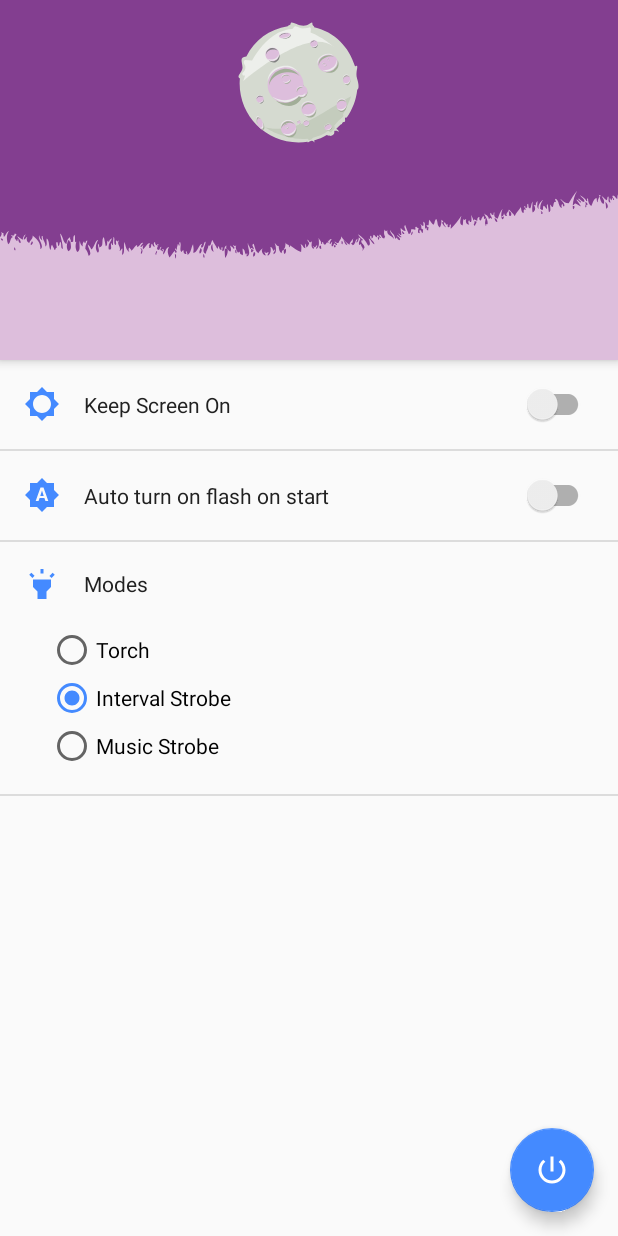
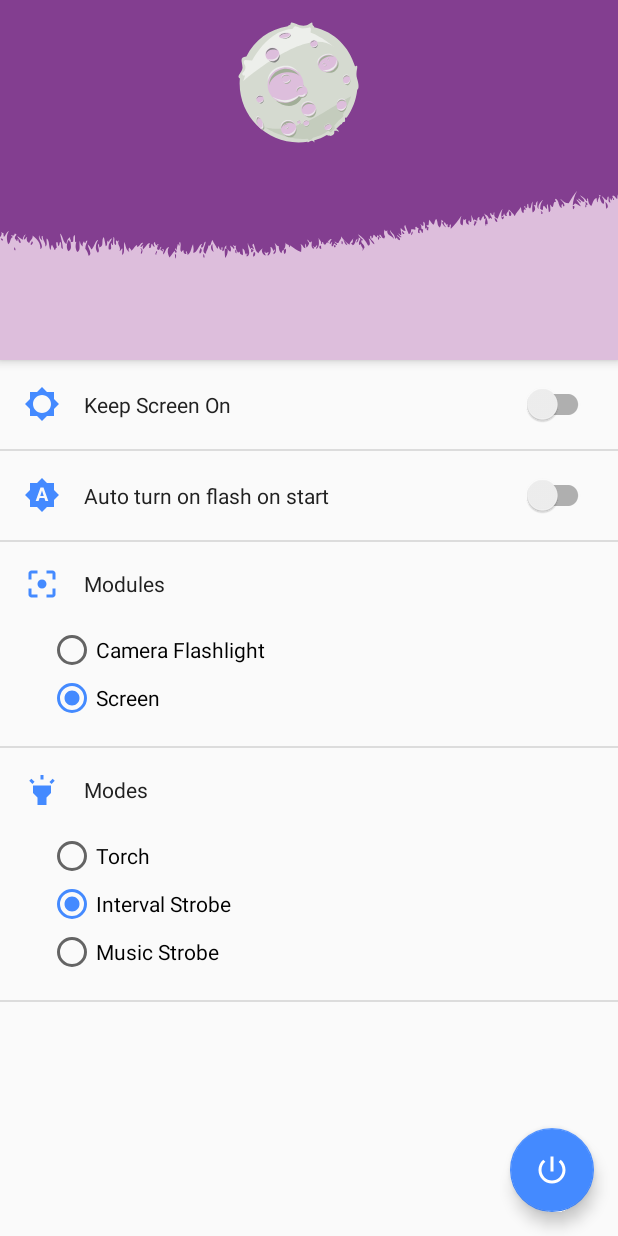
Before and after one commit to garmax1/material-flashlight, an Android app: the screen it shows after launch (MainActivity), on a phone screen of 412 x 824 dp. Run offline under Robolectric (Android 15) with nearby library versions, the phone set to English and light mode, and no system bars; our stand-ins replace ButterKnife, Dagger/Hilt's generated code, Timber; 31 statements that could not run were skipped.

Commit message:
- Added modules in UI - Some fixes

```diff
--- a/app/src/main/AndroidManifest.xml
+++ b/app/src/main/AndroidManifest.xml
@@ -4,7 +4,6 @@
 
     <uses-permission android:name="android.permission.CAMERA" />
     <uses-permission android:name="android.permission.FLASHLIGHT"/>
-    <uses-permission android:name="android.permission.INTERNET" />
     <uses-permission android:name="android.permission.RECORD_AUDIO" />
 
     <uses-feature android:name="android.hardware.camera"/>
@@ -22,7 +21,7 @@
             android:name=".ui.MainActivity"
             android:label="@string/app_name"
             android:theme="@style/AppTheme.NoActionBar"
-            android:launchMode="singleInstance"
+            android:launchMode="singleTop"
             android:screenOrientation="sensorPortrait">
             <intent-filter>
                 <action android:name="android.intent.action.MAIN" />
--- a/app/src/main/kotlin/co/garmax/materialflashlight/Preferences.kt
+++ b/app/src/main/kotlin/co/garmax/materialflashlight/Preferences.kt
@@ -3,7 +3,8 @@ package co.garmax.materialflashlight
 import android.content.Context
 import android.content.SharedPreferences
 import android.preference.PreferenceManager
-import co.garmax.materialflashlight.modes.ModeService
+import co.garmax.materialflashlight.modes.ModeBase
+import co.garmax.materialflashlight.modules.ModuleBase
 
 class Preferences(internal var mContext: Context) {
 
@@ -21,13 +22,18 @@ class Preferences(internal var mContext: Context) {
         get() = mSharedPreferences.getBoolean(AUTO_TURN_ON, false)
         set(enabled) = mSharedPreferences.edit().putBoolean(AUTO_TURN_ON, enabled).apply()
 
-    var lightMode: Int
-        get() = mSharedPreferences.getInt(LIGHT_MODE, ModeService.MODE_TORCH)
-        set(mode) = mSharedPreferences.edit().putInt(LIGHT_MODE, mode).apply()
+    var mode: Int
+        get() = mSharedPreferences.getInt(MODE, ModeBase.MODE_TORCH)
+        set(mode) = mSharedPreferences.edit().putInt(MODE, mode).apply()
+
+    var module: Int
+        get() = mSharedPreferences.getInt(MODULE, ModuleBase.MODULE_CAMERA_FLASHLIGHT)
+        set(mode) = mSharedPreferences.edit().putInt(MODULE, mode).apply()
 
     companion object {
         private const val KEEP_SCREEN_ON = "keep_screen_on"
-        private const val LIGHT_MODE = "light_mode"
+        private const val MODE = "mode"
+        private const val MODULE = "module"
         private const val AUTO_TURN_ON = "auto_turn_on"
     }
 }
--- a/app/src/main/kotlin/co/garmax/materialflashlight/dagger/ApplicationModule.kt
+++ b/app/src/main/kotlin/co/garmax/materialflashlight/dagger/ApplicationModule.kt
@@ -2,7 +2,6 @@ package co.garmax.materialflashlight.dagger
 
 import android.content.Context
 import co.garmax.materialflashlight.Preferences
-import co.garmax.materialflashlight.modules.FlashModule
 import co.garmax.materialflashlight.modules.ModuleManager
 import dagger.Module
 import dagger.Provides
@@ -13,12 +12,8 @@ import javax.inject.Singleton
 @Module class ApplicationModule() {
 
     @Provides @Singleton
-    fun provideModuleManager(context: Context): ModuleManager {
-        var moduleManager = ModuleManager()
-
-        moduleManager.module = FlashModule(context);
-
-        return moduleManager
+    fun provideModuleManager(): ModuleManager {
+        return ModuleManager()
     }
 
     @Provides @Singleton
--- a/app/src/main/kotlin/co/garmax/materialflashlight/dagger/ContextModule.kt
+++ b/app/src/main/kotlin/co/garmax/materialflashlight/dagger/ContextModule.kt
@@ -1,9 +1,6 @@
 package co.garmax.materialflashlight.dagger
 
 import android.content.Context
-import co.garmax.materialflashlight.Preferences
-import co.garmax.materialflashlight.modules.FlashModule
-import co.garmax.materialflashlight.modules.ModuleManager
 import dagger.Module
 import dagger.Provides
 import javax.inject.Singleton
--- a/app/src/main/kotlin/co/garmax/materialflashlight/modules/ModuleBase.kt
+++ b/app/src/main/kotlin/co/garmax/materialflashlight/modules/ModuleBase.kt
@@ -50,4 +50,9 @@ abstract class ModuleBase(var context: Context) {
      * Return true if permission do not required otherwise false
      */
     abstract fun checkPermissions(requestCode: Int, activity: Activity) : Boolean
+
+    companion object {
+        const val MODULE_SCREEN = 0
+        const val MODULE_CAMERA_FLASHLIGHT = 1
+    }
 }
--- /dev/null
+++ b/app/src/main/res/drawable/ic_modules.xml
@@ -0,0 +1,9 @@
+<vector xmlns:android="http://schemas.android.com/apk/res/android"
+        android:width="24dp"
+        android:height="24dp"
+        android:viewportWidth="24.0"
+        android:viewportHeight="24.0">
+    <path
+        android:fillColor="#448AFF"
+        android:pathData="M5,15L3,15v4c0,1.1 0.9,2 2,2h4v-2L5,19v-4zM5,5h4L9,3L5,3c-1.1,0 -2,0.9 -2,2v4h2L5,5zM19,3h-4v2h4v4h2L21,5c0,-1.1 -0.9,-2 -2,-2zM19,19h-4v2h4c1.1,0 2,-0.9 2,-2v-4h-2v4zM12,9c-1.66,0 -3,1.34 -3,3s1.34,3 3,3 3,-1.34 3,-3 -1.34,-3 -3,-3z"/>
+</vector>
--- a/app/src/main/res/layout/activity_main.xml
+++ b/app/src/main/res/layout/activity_main.xml
@@ -121,7 +121,63 @@
                     android:orientation="vertical">
 
                     <LinearLayout
-                        android:id="@+id/layout_strobe_enabled"
+                        android:layout_width="match_parent"
+                        android:layout_height="wrap_content"
+                        android:gravity="center_vertical"
+                        android:orientation="horizontal"
+                        android:padding="@dimen/text_margin"
+                        tools:ignore="UseCompoundDrawables">
+
+                        <ImageView
+                            android:layout_width="wrap_content"
+                            android:layout_height="wrap_content"
+                            android:contentDescription="@string/text_modules"
+                            app:srcCompat="@drawable/ic_modules" />
+
+                        <TextView
+                            android:layout_width="0dp"
+                            android:layout_height="wrap_content"
+                            android:layout_marginLeft="@dimen/text_margin"
+                            android:layout_marginRight="@dimen/text_margin"
+                            android:layout_weight="1"
+                            android:text="@string/text_modules"
+                            android:textColor="@color/colorPrimaryText" />
+
+                    </LinearLayout>
+
+                    <RadioGroup
+                        android:layout_width="match_parent"
+                        android:layout_height="wrap_content"
+                        android:layout_marginBottom="@dimen/text_margin"
+                        android:layout_marginLeft="@dimen/text_margin"
+                        android:layout_marginStart="@dimen/text_margin">
+
+                        <RadioButton
+                            android:id="@+id/radio_camera_flashlight"
+                            android:layout_width="match_parent"
+                            android:layout_height="wrap_content"
+                            android:layout_marginLeft="@dimen/text_margin"
+                            android:layout_marginStart="@dimen/text_margin"
+                            android:text="@string/text_camera_flashlight" />
+
+                        <RadioButton
+                            android:id="@+id/radio_screen"
+                            android:layout_width="match_parent"
+                            android:layout_height="wrap_content"
+                            android:layout_marginLeft="@dimen/text_margin"
+                            android:layout_marginStart="@dimen/text_margin"
+                            android:checked="true"
+                            android:text="@string/text_screen" />
+
+                    </RadioGroup>
+                </LinearLayout>
+
+                <LinearLayout
+                    android:layout_width="match_parent"
+                    android:layout_height="wrap_content"
+                    android:orientation="vertical">
+
+                    <LinearLayout
                         android:layout_width="match_parent"
                         android:layout_height="wrap_content"
                         android:gravity="center_vertical"
@@ -133,7 +189,7 @@
                             android:layout_width="wrap_content"
                             android:layout_height="wrap_content"
                             android:contentDescription="@string/text_modes"
-                            app:srcCompat="@drawable/ic_strobe" />
+                            app:srcCompat="@drawable/ic_modes" />
 
                         <TextView
                             android:layout_width="0dp"
--- a/app/src/main/res/values/strings.xml
+++ b/app/src/main/res/values/strings.xml
@@ -2,12 +2,15 @@
     <string name="app_name">Material Flashlight</string>
 
     <string name="text_modes">Modes</string>
+    <string name="text_modules">Modules</string>
     <string name="text_keep_screen_on">Keep Screen On</string>
     <string name="text_torch">Torch</string>
     <string name="text_interval_strobe">Interval Strobe</string>
     <string name="text_sound_strobe">Music Strobe</string>
     <string name="text_auto_turn_on">Auto turn on flash on start</string>
     <string name="text_version">Version: %s</string>
+    <string name="text_screen">Screen</string>
+    <string name="text_camera_flashlight">Camera Flashlight</string>
 
     <string name="toast_module_not_supported">Selected module is not supported on this device, try another.</string>
     <string name="toast_module_not_available">Selected module can\'t be used now, try another.</string>
```
Also changed, not shown: app/build.gradle (+4 -4 lines), app/src/main/kotlin/co/garmax/materialflashlight/modes/ModeBase.kt (+7 -0 lines), app/src/main/kotlin/co/garmax/materialflashlight/modes/ModeService.kt (+6 -11 lines), app/src/main/kotlin/co/garmax/materialflashlight/ui/MainActivity.kt (+54 -15 lines), app/src/main/res/drawable/ic_modes.xml (renamed from app/src/main/res/drawable/ic_strobe.xml), 1 other file.
